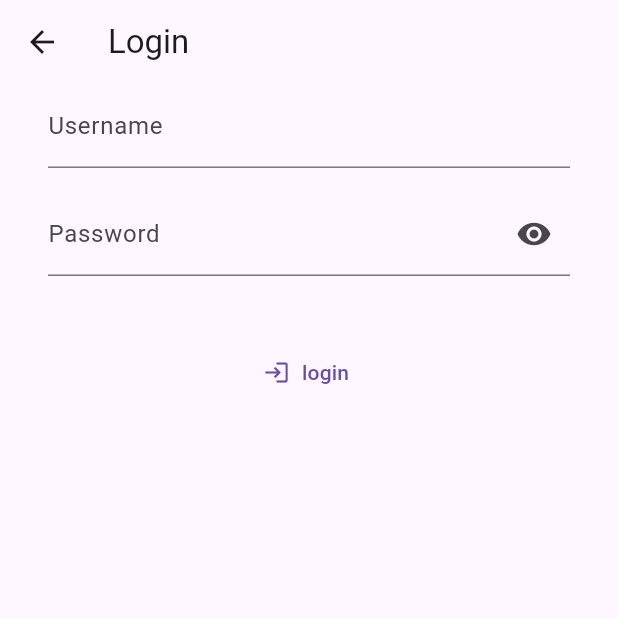
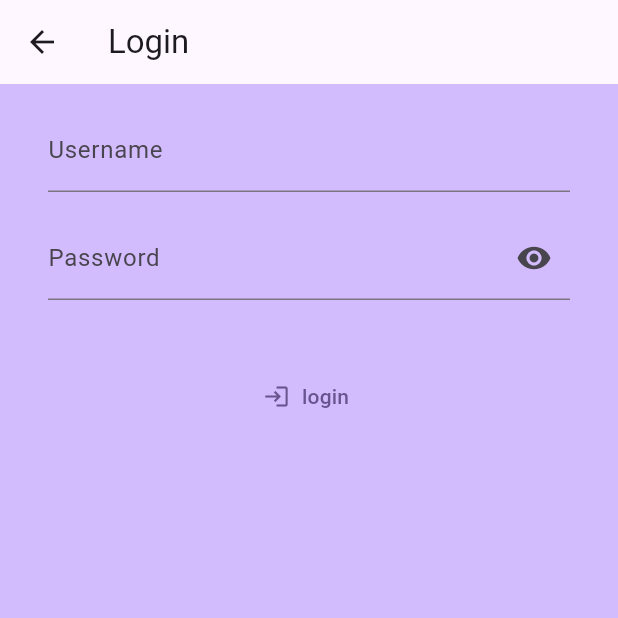
Before and after one commit to mousty00/corso_flutter_soluzione_1, a Flutter app: the screen it shows after launch, after a tap on "LOGIN FORM", on a phone screen of 412 x 824 dp, the top half of it. Run offline on Flutter 3.47's test engine with Material 3 defaults, Android fonts, the phone set to English and light mode, and no system bars; drawn by our look-alikes of reactive_forms; our stand-ins replace flutter_riverpod, go_router.

Commit message:
our app, but with riverpod
now working

```diff
--- a/analysis_options.yaml
+++ b/analysis_options.yaml
@@ -9,3 +9,7 @@ linter:
 formatter:
   page_width: 90
   trailing_commas: preserve
+
+analyzer:
+  plugins:
+    - custom_lint
--- a/lib/main.dart
+++ b/lib/main.dart
@@ -1,17 +1,32 @@
 import "package:color_changer/router.dart";
+import "package:color_changer/state/theme_controller.dart";
 import "package:flutter/material.dart";
+import "package:flutter_riverpod/flutter_riverpod.dart";
 
 void main() {
-  runApp(const MyApp());
+  runApp(
+    const ProviderScope(
+      child: MyApp(),
+    ),
+  );
 }
 
-class MyApp extends StatelessWidget {
+class MyApp extends ConsumerWidget {
   const MyApp({super.key});
 
   @override
-  Widget build(BuildContext context) {
+  Widget build(BuildContext context, WidgetRef ref) {
+    final color = ref.watch(colorProvider);
+    final brightness = ref.watch(darkModeProvider);
+
     return MaterialApp.router(
       debugShowCheckedModeBanner: false,
+      theme: ThemeData(
+        colorScheme: ColorScheme.fromSeed(
+          seedColor: color,
+          brightness: brightness,
+        ),
+      ),
       routerConfig: router,
     );
   }
--- a/lib/pages/home_page.dart
+++ b/lib/pages/home_page.dart
@@ -8,7 +8,10 @@ class HomePage extends StatelessWidget {
 
   @override
   Widget build(BuildContext context) {
+    final theme = Theme.of(context);
+
     return Scaffold(
+      backgroundColor: theme.colorScheme.inversePrimary,
       body: Padding(
         padding: const EdgeInsetsGeometry.symmetric(
           horizontal: 20,
--- a/lib/pages/login_page.dart
+++ b/lib/pages/login_page.dart
@@ -6,12 +6,14 @@ class LoginPage extends StatelessWidget {
 
   @override
   Widget build(BuildContext context) {
+    final theme = Theme.of(context);
     return Scaffold(
+      backgroundColor: theme.colorScheme.inversePrimary,
       appBar: AppBar(
         title: const Text("Login"),
       ),
       body: const Padding(
-        padding: EdgeInsets.symmetric(horizontal: 32),
+        padding: EdgeInsets.symmetric(horizontal: 32, vertical: 16),
         child: LoginForm(),
       ),
     );
--- a/lib/pages/todo_list_page.dart
+++ b/lib/pages/todo_list_page.dart
@@ -6,7 +6,10 @@ class TodoListPage extends StatelessWidget {
 
   @override
   Widget build(BuildContext context) {
+    final theme = Theme.of(context);
+
     return Scaffold(
+      backgroundColor: theme.colorScheme.inversePrimary,
       appBar: AppBar(
         title: const Text("Todo List"),
       ),
--- /dev/null
+++ b/lib/state/theme_controller.dart
@@ -0,0 +1,59 @@
+import "dart:math" as math;
+
+import "package:flutter/material.dart";
+import "package:flutter_riverpod/flutter_riverpod.dart";
+
+final NotifierProvider<ColorNotifier, Color> colorProvider =
+    NotifierProvider.autoDispose<ColorNotifier, Color>(
+      ColorNotifier.new,
+    );
+
+class ColorNotifier extends Notifier<Color> {
+  @override
+  Color build() {
+    return Colors.deepPurple;
+  }
+
+  void randomize() {
+    final random = math.Random();
+    final randomInt = random.nextInt(0xFFFFFFFF);
+    final randomColor = Color(randomInt);
+    state = randomColor;
+  }
+
+  void setToRed() {
+    state = Colors.red;
+  }
+
+  void setToBlue() {
+    state = Colors.blue;
+  }
+
+  void setToGreen() {
+    state = Colors.green;
+  }
+}
+
+final NotifierProvider<DarkModeNotifier, Brightness> darkModeProvider =
+    NotifierProvider.autoDispose<DarkModeNotifier, Brightness>(
+      DarkModeNotifier.new,
+    );
+
+class DarkModeNotifier extends Notifier<Brightness> {
+  @override
+  Brightness build() {
+    return Brightness.light;
+  }
+
+  void toggle({required bool isDark}) {
+    isDark ? _setToDark() : _setToLight();
+  }
+
+  void _setToDark() {
+    state = Brightness.dark;
+  }
+
+  void _setToLight() {
+    state = Brightness.light;
+  }
+}
--- a/pubspec.yaml
+++ b/pubspec.yaml
@@ -11,13 +11,16 @@ dependencies:
   cupertino_icons: ^1.0.8
   flutter:
     sdk: flutter
+  flutter_riverpod: ^3.0.3
   go_router: ^16.3.0
   reactive_forms: ^18.1.1
 
 dev_dependencies:
+  custom_lint: ^0.8.0
   flutter_lints: ^5.0.0
   flutter_test:
     sdk: flutter
+  riverpod_lint: ^3.0.3
   very_good_analysis: ^10.0.0
 
 flutter:
```
Also changed, not shown: lib/pages/color_changer_page.dart (+12 -31 lines), main.dart (deleted, +0 -105 lines), pubspec.lock.
